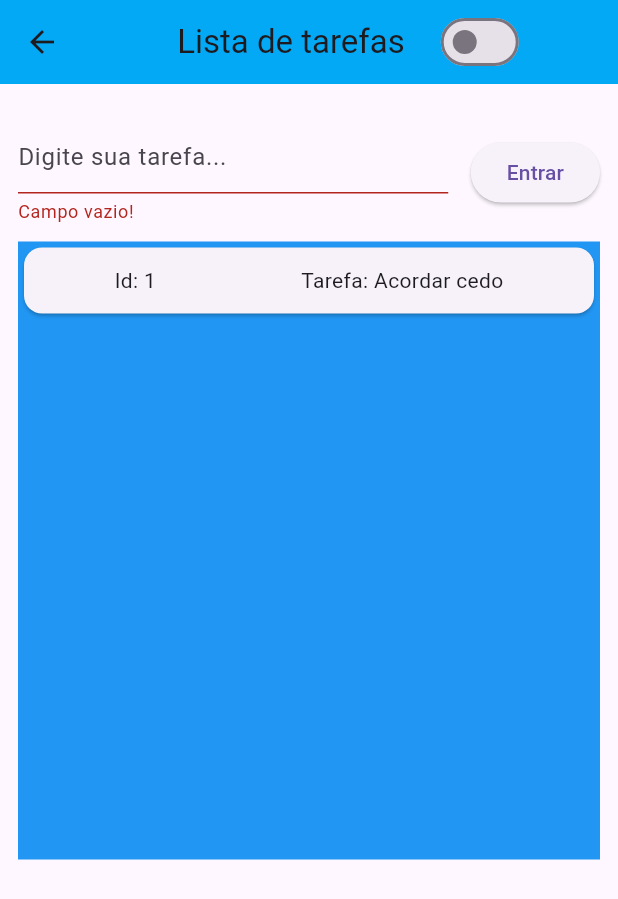
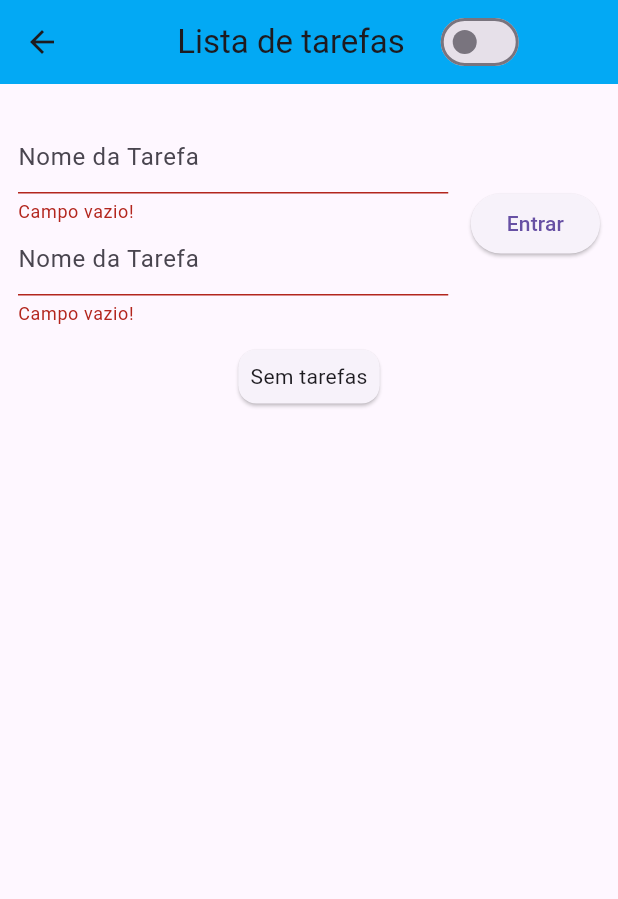
Before and after one commit to Gustavocurty/ThemeApp, a Flutter app: the HomePage screen opened by its route, after a tap on "Entrar", on a phone screen of 412 x 824 dp. Shown: the top 899 px of the screen. Run offline on Flutter 3.47's test engine with Material 3 defaults, Android fonts, the phone set to English and light mode, and no system bars.

Commit message:
Atualização 22/05

```diff
--- a/lib/Screens/home_page.dart
+++ b/lib/Screens/home_page.dart
@@ -21,6 +21,101 @@ class HomePageState extends State<HomePage> {
   String tarefa = '';
   final GlobalKey<FormState> _formKey = GlobalKey<FormState>();
 
+  final TextEditingController tituloController = TextEditingController();
+  final TextEditingController descricaoController = TextEditingController();
+
+
+  Widget _form() {
+    return Form(
+                key: _formKey,
+                child: Row(
+                  children: [
+                    Expanded(    //  preenche o restante da tela
+                      child: Column(
+                        children: [
+                          TextFormField(
+                        controller: tituloController,
+                        decoration: InputDecoration(
+                          hintText: 'Nome da Tarefa'
+                        ),
+                        keyboardType: TextInputType.text,
+                        onChanged: (value) {
+                          setState(() {
+                            tarefa = value;
+                          });
+                        },
+                        validator: (value) {
+                          if((value?.trim() ?? '').isEmpty) {
+                            return 'Campo vazio!';
+                          }
+                          return null;
+                        },
+                      ),
+
+                      TextFormField(
+                        controller: tituloController,
+                        decoration: InputDecoration(
+                          hintText: 'Nome da Tarefa'
+                        ),
+                        keyboardType: TextInputType.text,
+                        onChanged: (value) {
+                          setState(() {
+                            tarefa = value;
+                          });
+                        },
+                        validator: (value) {
+                          if((value?.trim() ?? '').isEmpty) {
+                            return 'Campo vazio!';
+                          }
+                          return null;
+                        },
+                      ),
+                        ],
+                      )
+                    ),
+
+                    SizedBox(width: 15),  // Espaçamento sobre os componentes
+
+                    ElevatedButton(
+                      onPressed: () {
+                        if (_formKey.currentState!.validate()) {
+                          setState(() {
+                            dataList.add(tarefa);
+                          });
+                        }
+                      },
+                      child: Text('Entrar'),
+                    ),
+                  ],
+                ),
+              );
+  }
+
+  Widget tarefasForm() {
+    return SizedBox(
+                width: MediaQuery.of(context).size.width,
+                height: MediaQuery.of(context).size.width,
+                child: Column(
+                  children: [
+                    dataList.isEmpty ?
+                    Card(
+                      child: Padding(
+                        padding: const EdgeInsets.all(8.0),
+                        child: Text('Sem tarefas'),
+                      ),
+                    )
+                    :
+                    Card(
+                      child: Padding(
+                        padding: const EdgeInsets.all(8.0),
+                        child: Text('Fazer: $dataList'),
+                      ),
+                    )
+                  ],
+                ),
+              );
+  }
+
   @override
   Widget build(BuildContext context) {
     return Scaffold(
@@ -42,63 +137,12 @@ class HomePageState extends State<HomePage> {
           height: MediaQuery.of(context).size.height,
           child: Column(
             children: [
-              Form(
-                key: _formKey,
-                child: Row(
-                  children: [
-                    Expanded(    //  preenche o restante da tela
-                      child: TextFormField(
-                        decoration: InputDecoration(
-                          hintText: 'Digite sua tarefa...'
-                        ),
-                        keyboardType: TextInputType.text,
-                        onChanged: (value) {
-                          setState(() {
-                            tarefa = value;
-                          });
-                        },
-                        validator: (value) {
-                          if((value?.trim() ?? '').isEmpty) {
-                            return 'Campo vazio!';
-                          }
-                          return null;
-                        },
-                      ),
-                    ),
 
-                    SizedBox(width: 15),  // Espaçamento sobre os componentes
-
-                    ElevatedButton(
-                      onPressed: () {
-                        if (_formKey.currentState!.validate()) {
-                          setState(() {
-                            dataList.add(tarefa);
-                          });
-                        }
-                      },
-                      child: Text('Entrar'),
-                    ),
-                  ],
-                ),
-              ),
+              _form(),
 
               SizedBox(height: 12),  // Espaçamento sobre os componentes
 
-              Container(
-                width: MediaQuery.of(context).size.width,
-                height: MediaQuery.of(context).size.width,
-                color: Colors.blue,
-                child: Column(
-                  children: [
-                    dataList.isEmpty ?
-                    CardTarefa()
-                    :
-                    Card(
-                      child: Text('Fazer: $dataList'),
-                    )
-                  ],
-                ),
-              ),
+              tarefasForm(),
 
             ],
           ),
--- a/lib/Screens/login_page.dart
+++ b/lib/Screens/login_page.dart
@@ -60,7 +60,7 @@ class _LoginPageState extends State<LoginPage> {
                           ElevatedButton(
                             onPressed: () {
                               if(user == 'guxta' && password == '1234'){
-                                Navigator.of(context).pushReplacementNamed('/home');
+                                Navigator.of(context).pushReplacementNamed('/add');
                               }else{
                                 print('User ou senha incorreta!');
                               }
@@ -93,7 +93,9 @@ class _LoginPageState extends State<LoginPage> {
               'Assets/IPRJ.jpeg',
               fit: BoxFit.cover,
             ),),
+
             Container(color: Colors.black.withOpacity(0.4)),
+
           _body(),
       ],)
     );
--- a/lib/app_widget.dart
+++ b/lib/app_widget.dart
@@ -1,5 +1,6 @@
 // ignore_for_file: prefer_const_constructors
 
+import 'package:clima_app_flutter/Screens/adicionar_tarefa.dart';
 import 'package:clima_app_flutter/app_controller.dart';
 import 'package:clima_app_flutter/Screens/login_page.dart';
 import 'package:flutter/material.dart';
@@ -26,7 +27,8 @@ class AppWidget extends StatelessWidget {
           initialRoute: '/',    // Definimos a rota inicial
           routes: {
 	          '/': (context) => LoginPage(),
-	          '/home': (context) => HomePage(),
+            '/home': (context) => HomePage(),
+	          '/add': (context) => AddPage(),
           }
         );
       },
--- a/lib/components/card_tarefas.dart
+++ b/lib/components/card_tarefas.dart
@@ -1,21 +1,26 @@
 import 'package:flutter/material.dart';
+import '../models/tarefa.dart';
 
 class CardTarefa extends StatelessWidget {
-  const CardTarefa({super.key});
+  final Tarefa tarefa;
+
+  const CardTarefa({super.key, required this.tarefa});
 
   @override
   Widget build(BuildContext context) {
-    return const Card(
+    return Card(
         child: Padding(
-          padding: EdgeInsets.all(12.0),
-          child: Row(
-                mainAxisAlignment: MainAxisAlignment.spaceAround,
-
-                children: [
-                  Text('Id: 1'),
-                  Text('Tarefa: Acordar cedo'),
-                ],
-              ),
+          padding: const EdgeInsets.all(12.0),
+          child: ListTile(
+            title: Text(tarefa.titulo),
+            subtitle: Text(tarefa.descricao),
+            trailing: Checkbox(
+              value: tarefa.concluida,
+              onChanged: (bool? value) {
+                debugPrint('eita aconteceu');
+              },
+            ),
+          )
         ),
       );
   }
--- /dev/null
+++ b/lib/components/listar_tarefas.dart
@@ -0,0 +1,13 @@
+import 'package:clima_app_flutter/models/tarefa.dart';
+import 'package:flutter/material.dart';
+
+class ListarTarefas extends StatelessWidget {
+  const ListarTarefas({super.key, required this.tarefas});
+
+  final List<Tarefa> tarefas;
+
+  @override
+  Widget build(BuildContext context) {
+    return const Placeholder();
+  }
+}
--- /dev/null
+++ b/lib/models/tarefa.dart
@@ -0,0 +1,33 @@
+// ignore_for_file: empty_constructor_bodies
+
+class Tarefa {
+  late String id;
+  late String titulo;
+  late String descricao;
+  late bool concluida;
+
+  Tarefa({
+    required this.id,
+    required this.titulo,
+    required this.descricao,
+    this.concluida= false,
+  });
+
+  factory Tarefa.fromJson(Map<String, dynamic> json) {
+    return Tarefa(
+      id: json['id'],
+      titulo: json['titulo'],
+      descricao: json['descricao'],
+      concluida: json['concluida'],
+    );
+  }
+
+  Map<String, dynamic> toJson() {
+    return {
+      'id': id,
+      'titulo': titulo,
+      'descricao': descricao,
+      'concluida': concluida,
+    };
+  }
+}
```
Also changed, not shown: lib/Screens/adicionar_tarefa.dart (added, +123 -0 lines), lib/models/usuario.dart (added, +27 -0 lines), lib/auth/auth_services.dart (added).
